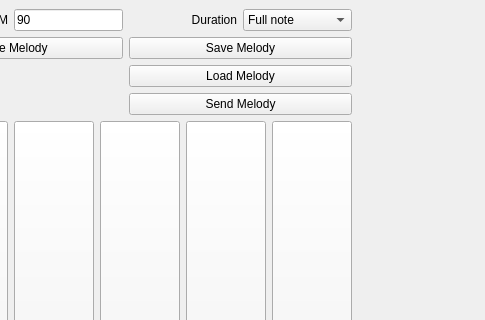
First picture: the form in MyComposer/mainwindow.ui, repository KocurMaros/HackKosice24, before the edit; both pictures show x 339 to 824 and y 0 to 320 of the 824 by 600 pixel window.
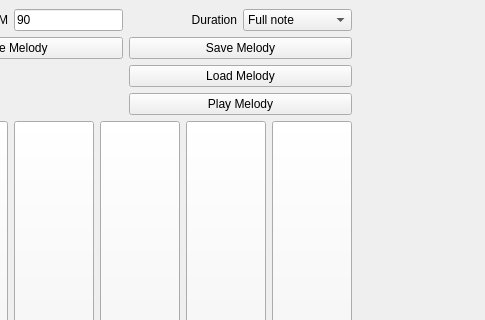
Second picture: the form after the edit.

The edit to the form file:
```diff
--- a/MyComposer/mainwindow.ui
+++ b/MyComposer/mainwindow.ui
@@ -283,7 +283,7 @@
       <item row="4" column="2">
        <widget class="QPushButton" name="Send_button">
         <property name="text">
-         <string>Send Melody</string>
+         <string>Play Melody</string>
         </property>
        </widget>
       </item>
```
Left out of the diff: 2 changed lines with no effect on the pictures.
